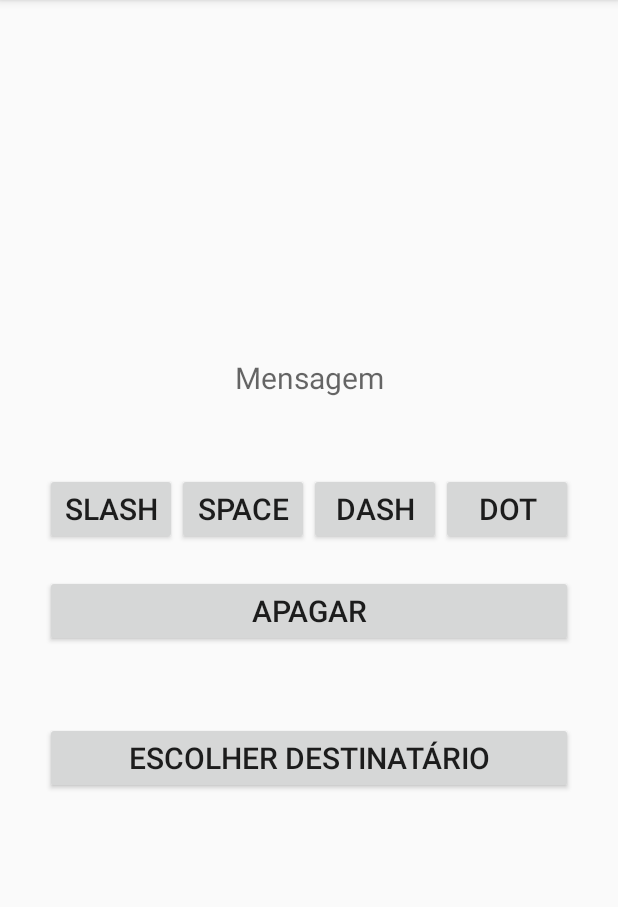
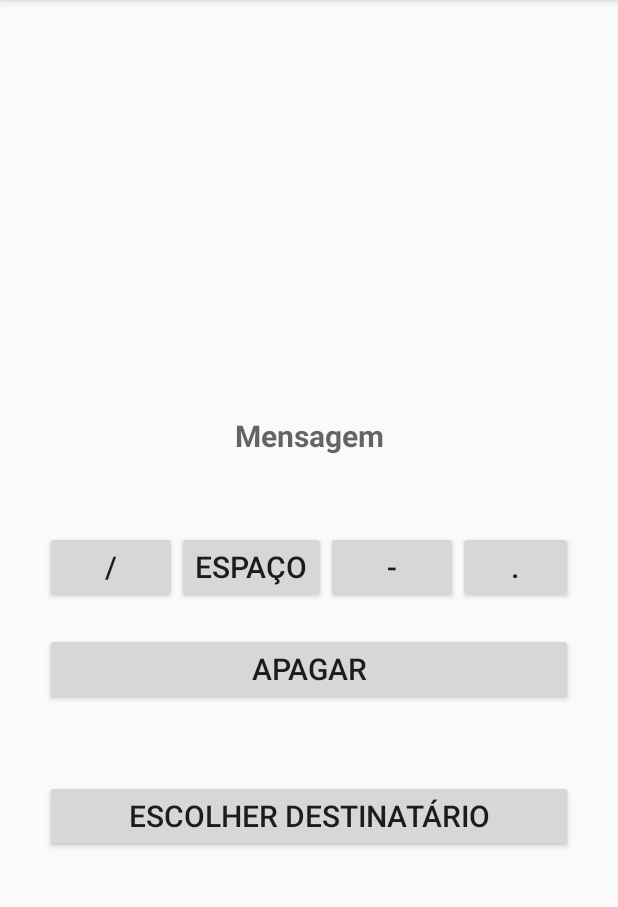
Before and after one commit to luizfelipelazzaron/desagil-projeto1, an Android app: the NewMessage screen opened directly, with no data from a screen before it, on a phone screen of 412 x 824 dp, the part 84-991 px from its top. Run offline under Robolectric (Android 15) with nearby library versions, the phone set to English and light mode, and no system bars.

Commit message:
Melhorando interface e adicionando backspace

```diff
--- a/app/src/main/res/layout/activity_new_message.xml
+++ b/app/src/main/res/layout/activity_new_message.xml
@@ -5,9 +5,18 @@
     android:layout_width="match_parent"
     android:layout_height="wrap_content"
     android:layout_gravity="center_vertical"
+    android:padding="30dp"
     android:columnCount="1"
     android:rowCount="3"
     tools:context=".NewMessage">
+
+    <TextView
+    android:id="@+id/preview"
+    android:layout_height="wrap_content"
+    android:layout_width="match_parent"
+    android:layout_marginBottom="50dp"
+    android:textAlignment="center"
+    android:textSize="20sp"/>
 
     <TextView
         android:id="@+id/text_message"
@@ -15,6 +24,7 @@
         android:layout_width="match_parent"
         android:layout_marginBottom="50dp"
         android:textAlignment="center"
+        android:textStyle="bold"
         android:textSize="20sp"
         android:hint="Mensagem"
         android:inputType="phone" />
@@ -25,8 +35,6 @@
         android:layout_height="wrap_content"
         android:orientation="horizontal"
         android:layout_gravity="center_horizontal"
-        android:layout_marginLeft="10dp"
-        android:layout_marginRight="10dp"
         tools:context=".MainActivity">
 
         <Button
@@ -34,28 +42,28 @@
             android:layout_width="match_parent"
             android:layout_height="wrap_content"
             android:textSize="20sp"
-            android:text="slash" />
+            android:text="/" />
 
         <Button
             android:id="@+id/space"
             android:layout_width="match_parent"
             android:layout_height="wrap_content"
             android:textSize="20sp"
-            android:text="space" />
+            android:text="Espaço" />
 
         <Button
             android:id="@+id/dash"
             android:layout_width="match_parent"
             android:layout_height="wrap_content"
             android:textSize="20sp"
-            android:text="dash" />
+            android:text="-" />
 
         <Button
             android:id="@+id/dot"
             android:layout_width="match_parent"
             android:layout_height="wrap_content"
             android:textSize="20sp"
-            android:text="dot" />
+            android:text="." />
 
 
     </LinearLayout>
@@ -65,8 +73,6 @@
         android:id="@+id/backspace"
         android:layout_width="match_parent"
         android:layout_height="wrap_content"
-        android:layout_marginRight="30dp"
-        android:layout_marginLeft="30dp"
         android:layout_marginTop="20dp"
         android:textSize="20sp"
         android:text="apagar" />
@@ -75,8 +81,6 @@
         android:id="@+id/enviar"
         android:layout_width="match_parent"
         android:layout_marginTop="50dp"
-        android:layout_marginRight="30dp"
-        android:layout_marginLeft="30dp"
         android:layout_height="wrap_content"
         android:textSize="20sp"
         android:text="Escolher destinatário" />
--- a/app/src/main/res/layout/activity_send_message.xml
+++ b/app/src/main/res/layout/activity_send_message.xml
@@ -15,6 +15,7 @@
         android:layout_width="match_parent"
         android:layout_height="wrap_content"
         android:layout_marginBottom="50dp"
+        android:textSize="20sp"
         android:text="Enviar para o cuidador" />
 
 
@@ -23,12 +24,14 @@
         android:layout_height="wrap_content"
         android:layout_width="match_parent"
         android:hint="Telefone"
+        android:textSize="20sp"
         android:inputType="phone" />
 
     <Button
         android:id="@+id/button_send"
         android:layout_width="match_parent"
         android:layout_height="wrap_content"
+        android:textSize="20sp"
         android:text="Enviar" />
 
 
```
Also changed, not shown: app/src/main/java/br/pro/hashi/ensino/desagil/projeto1/NewMessage.java (+15 -4 lines), app/src/main/java/br/pro/hashi/ensino/desagil/projeto1/SendMessage.java (+3 -4 lines), app/src/main/res/layout/activity_defined_messages.xml (+5 -6 lines), app/src/main/res/layout/activity_main.xml (+11 -5 lines).
